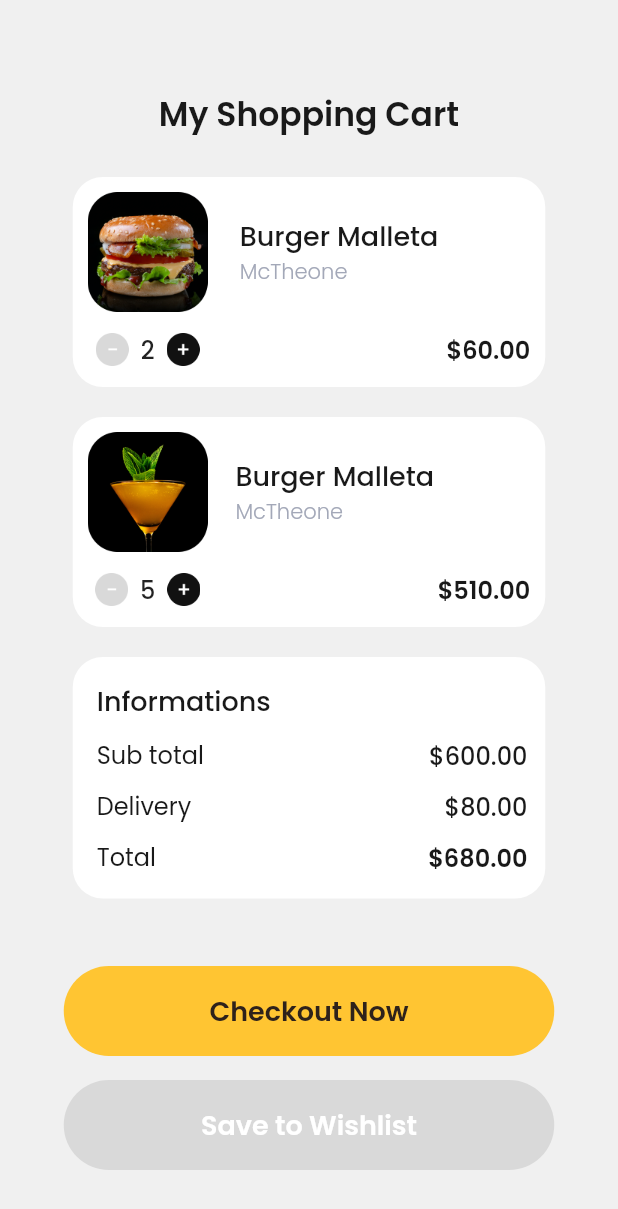
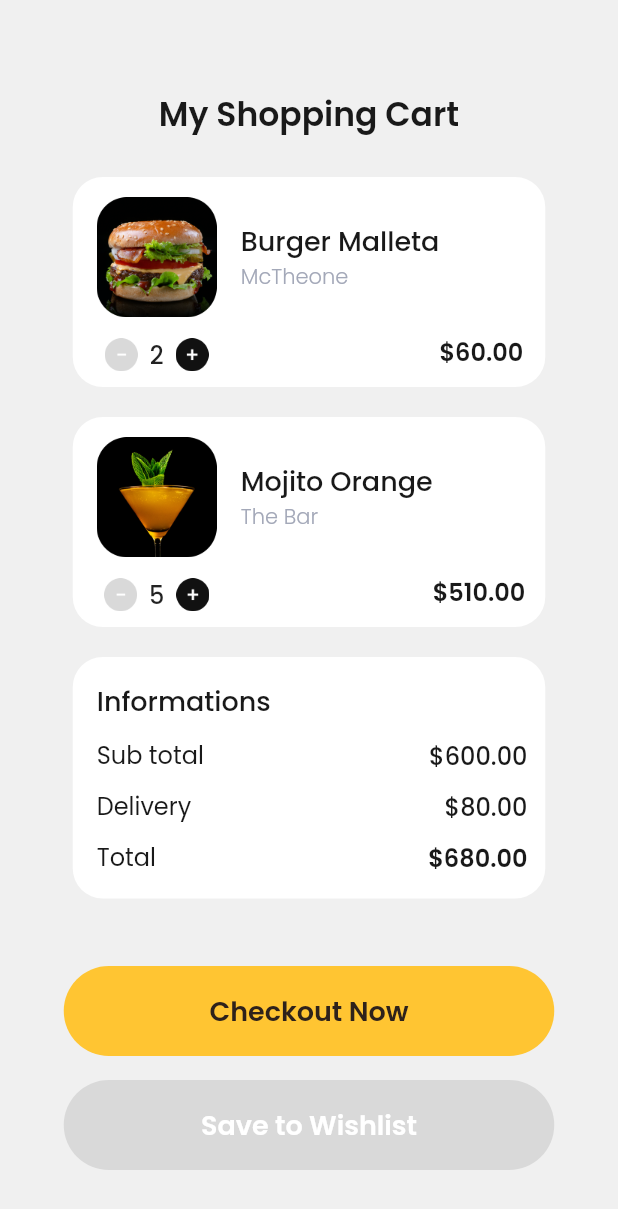
Before and after one commit to Icankkkk/flutter_sevendays, a Flutter app: the screen it shows after launch, on a phone screen of 412 x 824 dp. Shown: the top 1209 px of the screen. Run offline on Flutter 3.47's test engine with Material 2 defaults, Android fonts, the light colour scheme and no system bars; our stand-ins replace google_fonts.

Commit message:
Update cart_list.dart

```diff
--- a/lib/pages/first_random.dart
+++ b/lib/pages/first_random.dart
@@ -39,8 +39,8 @@ class FirstRandom extends StatelessWidget {
               amount: '5',
               iconTwo: 'assets/plus_icon.png',
               pricing: "\$510.00",
-              foodName: "Burger Malleta",
-              place: "McTheone",
+              foodName: "Mojito Orange",
+              place: "The Bar",
             ),
             const SizedBox(height: 20),
             SecondCartList(
--- a/lib/widgets/cart_list.dart
+++ b/lib/widgets/cart_list.dart
@@ -34,9 +34,8 @@ class CartList extends StatelessWidget {
         borderRadius: BorderRadius.circular(20),
       ),
       child: Padding(
-        padding: const EdgeInsets.only(top: 10.0, left: 10.0),
+        padding: const EdgeInsets.only(top: 13.5, left: 16.0),
         child: Row(
-          mainAxisAlignment: MainAxisAlignment.spaceBetween,
           children: [
             Column(
               children: [
```
